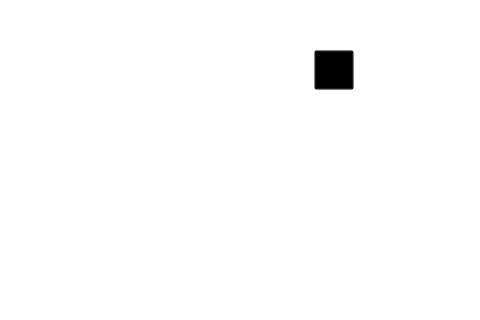
Old version of the form masterPreview/videowindow.ui in the repository xiaoxiaodx/NVRPRO; both pictures show x 436 to 916 and y 0 to 320 of the 916 by 459 pixel window.
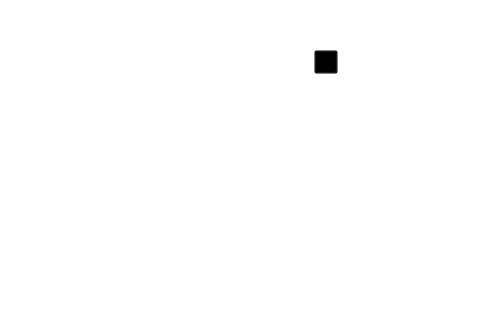
New version of the form. Icons and pictures are not drawn.

What changed in the file:
```diff
--- a/masterPreview/videowindow.ui
+++ b/masterPreview/videowindow.ui
@@ -273,8 +273,8 @@
      <rect>
       <x>750</x>
       <y>50</y>
-      <width>40</width>
-      <height>40</height>
+      <width>24</width>
+      <height>24</height>
      </rect>
     </property>
     <property name="focusPolicy">
```
Left out of the diff: 6 changed lines with no effect on the pictures.
